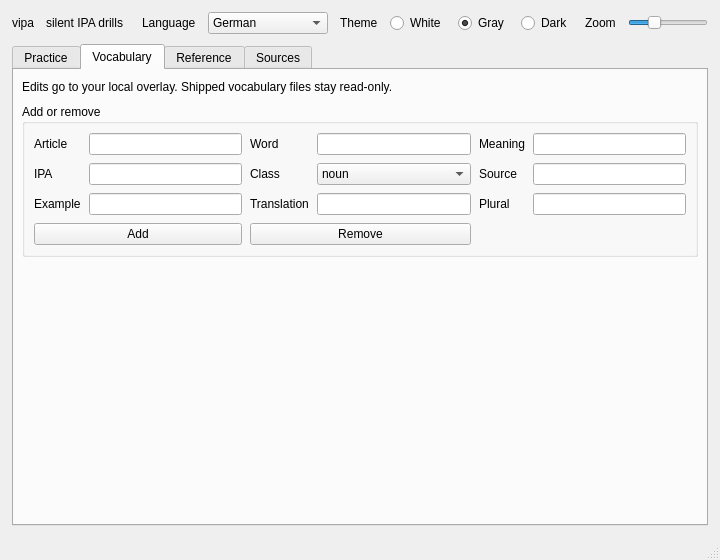
Above: ui/main_window.ui from denizisik1/silent-vocabulary before the change. Below: the same form after it.
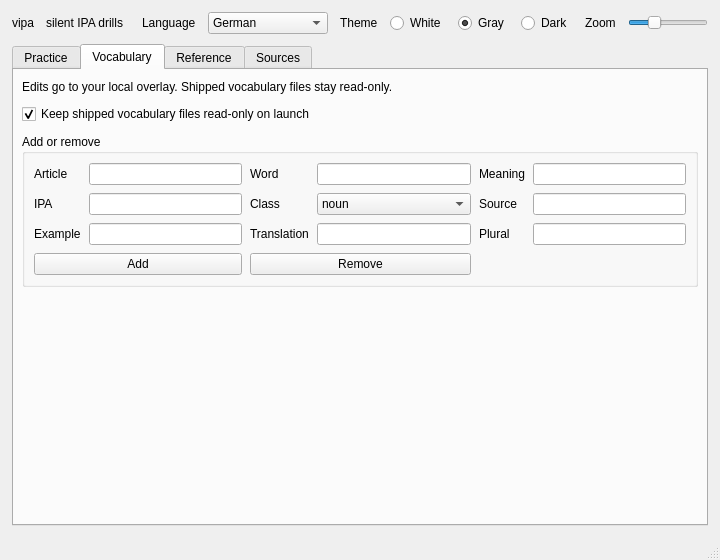
That is the form after the change. The open tabs and pages were chosen to show the change.

Commit message: feat(config): add read-only toggle for word lists

```diff
--- a/ui/main_window.ui
+++ b/ui/main_window.ui
@@ -507,6 +507,19 @@
           </property>
          </widget>
         </item>
+        <item>
+         <widget class="QCheckBox" name="checkBox_protect_base_vocabulary">
+          <property name="text">
+           <string>Keep shipped vocabulary files read-only on launch</string>
+          </property>
+          <property name="toolTip">
+           <string>When enabled, chmod removes write permission from vocabulary/*.csv at startup</string>
+          </property>
+          <property name="checked">
+           <bool>true</bool>
+          </property>
+         </widget>
+        </item>
         <item>
          <widget class="QGroupBox" name="groupBox_3">
           <property name="title">
```
The commit also changes 6 other files.
